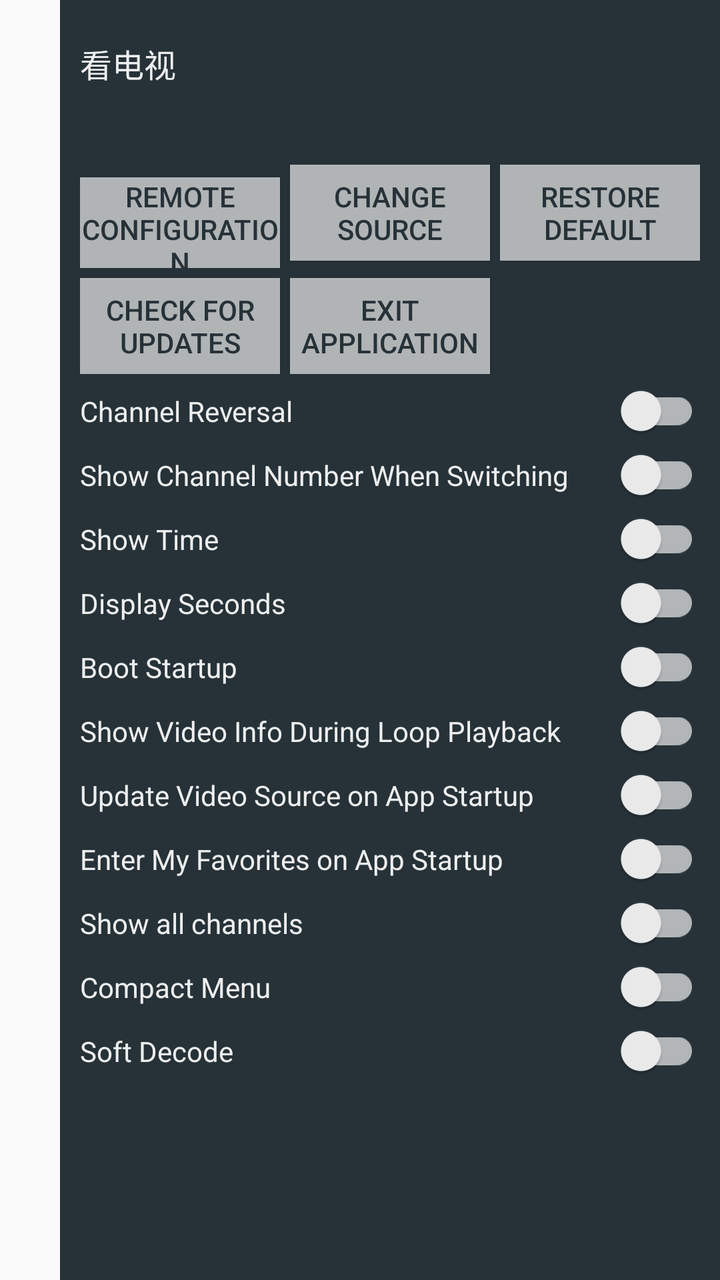
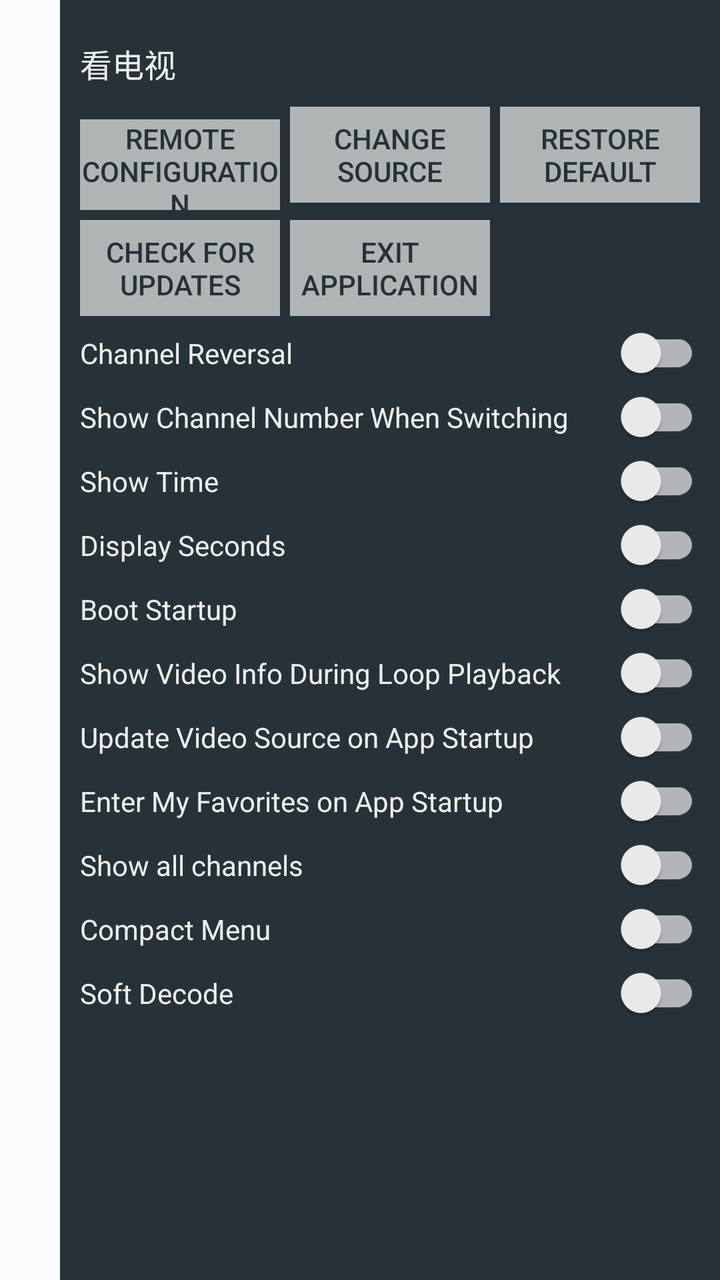

An Android layout rendered at two revisions. The XML below is the earlier revision; the diff shows what the commit changed to produce the second picture.
<!-- AndroidManifest.xml: application theme Theme.MyTV0 -->
<!-- res/layout/setting.xml -->
<?xml version="1.0" encoding="utf-8"?>
<LinearLayout xmlns:android="http://schemas.android.com/apk/res/android"
    xmlns:app="http://schemas.android.com/apk/res-auto"
    android:id="@+id/setting"
    android:layout_width="match_parent"
    android:layout_height="match_parent"
    android:clickable="true"
    android:focusable="false"
    android:gravity="end"
    >
    <ScrollView
        android:id="@+id/container"
        android:layout_width="wrap_content"
        android:layout_height="match_parent"
        android:fillViewport="true"
        >
    <LinearLayout
        android:id="@+id/content"
        android:layout_width="330dp"
        android:layout_height="wrap_content"
        android:orientation="vertical"
        android:paddingTop="20dp"
        android:paddingLeft="10dp"
        android:paddingRight="10dp"
        android:background="@color/blur"
        >
        <LinearLayout
            android:layout_width="match_parent"
            android:layout_height="wrap_content"
            android:orientation="horizontal"
            >
            <androidx.appcompat.widget.AppCompatTextView
                android:id="@+id/name"
                android:layout_width="wrap_content"
                android:layout_height="wrap_content"
                android:textColor="@color/title_blur"
                android:text="@string/app_name"
                android:textSize="16sp"
                android:layout_gravity="bottom" />
            <androidx.appcompat.widget.AppCompatTextView
                android:id="@+id/version_name"
                android:layout_width="wrap_content"
                android:layout_height="wrap_content"
                android:textColor="@color/description_blur"
                android:text=""
                android:textSize="14sp"
                android:layout_gravity="bottom"
                android:layout_marginStart="8dp" />
        </LinearLayout>

        <androidx.appcompat.widget.AppCompatTextView
            android:id="@+id/version"
            android:layout_width="wrap_content"
            android:layout_height="wrap_content"
            android:layout_marginTop="10dp"
            android:layout_marginBottom="10dp"
            android:textColor="@color/title_blur"
            android:text=""
            android:textSize="14sp"
            />

        <LinearLayout
            android:layout_width="match_parent"
            android:layout_height="wrap_content"
            android:orientation="horizontal"
            >
            <androidx.appcompat.widget.AppCompatButton
                android:id="@+id/remote_settings"
                android:layout_width="100dp"
                android:layout_height="wrap_content"
                android:background="@color/description_blur"
                android:textColor="@color/blur"
                android:layout_marginEnd="5dp"
                android:textSize="14sp"
                android:text="@string/server" />
            <androidx.appcompat.widget.AppCompatButton
                android:id="@+id/confirm_config"
                android:layout_width="100dp"
                android:layout_height="wrap_content"
                android:background="@color/description_blur"
                android:textColor="@color/blur"
                android:layout_marginEnd="5dp"
                android:textSize="14sp"
                android:text="@string/channels" />
            <androidx.appcompat.widget.AppCompatButton
                android:id="@+id/clear"
                android:layout_width="100dp"
                android:layout_height="wrap_content"
                android:background="@color/description_blur"
                android:textColor="@color/blur"
                android:layout_marginEnd="5dp"
                android:text="@string/clear"
                android:textSize="14sp"
                />
        </LinearLayout>

        <LinearLayout
            android:layout_width="match_parent"
            android:layout_height="wrap_content"
            android:layout_marginTop="5dp"
            android:orientation="horizontal"
            >
            <androidx.appcompat.widget.AppCompatButton
                android:id="@+id/check_version"
                android:layout_width="100dp"
                android:layout_height="wrap_content"
                android:background="@color/description_blur"
                android:textColor="@color/blur"
                android:layout_marginEnd="5dp"
                android:textSize="14sp"
                android:text="@string/check_version"
                />
            <androidx.appcompat.widget.AppCompatButton
                android:id="@+id/exit"
                android:layout_width="100dp"
                android:layout_height="wrap_content"
                android:background="@color/description_blur"
                android:textColor="@color/blur"
                android:layout_marginEnd="5dp"
                android:text="@string/exit"
                android:textSize="14sp"
                />
        </LinearLayout>

        <androidx.appcompat.widget.SwitchCompat
            android:id="@+id/switch_channel_reversal"
            android:text="@string/title_channel_reversal"
            android:textColor="@color/title_blur"
            android:textSize="14sp"
            android:layout_marginTop="5dp"
            android:layout_width="match_parent"
            android:layout_height="wrap_content"
            app:thumbTint="@color/switch_thumb_color"
            app:trackTint="@color/switch_track_color"
            />
        <androidx.appcompat.widget.SwitchCompat
            android:id="@+id/switch_channel_num"
            android:text="@string/title_channel_num"
            android:textColor="@color/title_blur"
            android:textSize="14sp"
            android:layout_marginTop="5dp"
            android:layout_width="match_parent"
            android:layout_height="wrap_content"
            app:thumbTint="@color/switch_thumb_color"
            app:trackTint="@color/switch_track_color"
            />
        <androidx.appcompat.widget.SwitchCompat
            android:id="@+id/switch_time"
            android:text="@string/title_time"
            android:textColor="@color/title_blur"
            android:textSize="14sp"
            android:layout_marginTop="5dp"
            android:layout_width="match_parent"
            android:layout_height="wrap_content"
            app:thumbTint="@color/switch_thumb_color"
            app:trackTint="@color/switch_track_color"
            />
        <androidx.appcompat.widget.SwitchCompat
            android:id="@+id/switch_display_seconds"
            android:text="@string/display_seconds"
            android:textColor="@color/title_blur"
            android:textSize="14sp"
            android:layout_marginTop="5dp"
            android:layout_width="match_parent"
            android:layout_height="wrap_content"
            app:thumbTint="@color/switch_thumb_color"
            app:trackTint="@color/switch_track_color"
            />
        <androidx.appcompat.widget.SwitchCompat
            android:id="@+id/switch_boot_startup"
            android:text="@string/title_boot_startup"
            android:textColor="@color/title_blur"
            android:layout_marginTop="5dp"
            android:textSize="14sp"
            android:layout_width="match_parent"
            android:layout_height="wrap_content"
            app:thumbTint="@color/switch_thumb_color"
            app:trackTint="@color/switch_track_color"
            />
        <androidx.appcompat.widget.SwitchCompat
            android:id="@+id/switch_repeat_info"
            android:text="@string/title_repeat_info"
            android:textColor="@color/title_blur"
            android:textSize="14sp"
            android:layout_marginTop="5dp"
            android:layout_width="match_parent"
            android:layout_height="wrap_content"
            app:thumbTint="@color/switch_thumb_color"
            app:trackTint="@color/switch_track_color"
            />
        <androidx.appcompat.widget.SwitchCompat
            android:id="@+id/switch_config_auto_load"
            android:text="@string/title_config_auto_load"
            android:textColor="@color/title_blur"
            android:textSize="14sp"
            android:layout_marginTop="5dp"
            android:layout_width="match_parent"
            android:layout_height="wrap_content"
            app:thumbTint="@color/switch_thumb_color"
            app:trackTint="@color/switch_track_color"
            />
        <androidx.appcompat.widget.SwitchCompat
            android:id="@+id/switch_default_like"
            android:text="@string/title_default_like"
            android:textColor="@color/title_blur"
            android:textSize="14sp"
            android:layout_marginTop="5dp"
            android:layout_width="match_parent"
            android:layout_height="wrap_content"
            app:thumbTint="@color/switch_thumb_color"
            app:trackTint="@color/switch_track_color"
            />
        <androidx.appcompat.widget.SwitchCompat
            android:id="@+id/switch_show_all_channels"
            android:text="@string/show_all_channels"
            android:textColor="@color/title_blur"
            android:textSize="14sp"
            android:layout_marginTop="5dp"
            android:layout_width="match_parent"
            android:layout_height="wrap_content"
            app:thumbTint="@color/switch_thumb_color"
            app:trackTint="@color/switch_track_color"
            />
        <androidx.appcompat.widget.SwitchCompat
            android:id="@+id/switch_compact_menu"
            android:text="@string/compact_menu"
            android:textColor="@color/title_blur"
            android:textSize="14sp"
            android:layout_marginTop="5dp"
            android:layout_width="match_parent"
            android:layout_height="wrap_content"
            app:thumbTint="@color/switch_thumb_color"
            app:trackTint="@color/switch_track_color"
            />
        <androidx.appcompat.widget.SwitchCompat
            android:id="@+id/switch_soft_decode"
            android:text="@string/soft_decode"
            android:textColor="@color/title_blur"
            android:textSize="14sp"
            android:layout_marginTop="5dp"
            android:layout_width="match_parent"
            android:layout_height="wrap_content"
            app:thumbTint="@color/switch_thumb_color"
            app:trackTint="@color/switch_track_color"
            />
    </LinearLayout>
    </ScrollView>
</LinearLayout>
<!-- resources referenced by this layout -->
<resources>
  <color name="blur">#FF263238</color>
  <color name="description_blur">#B3EEEEEE</color>
  <color name="title_blur">#FFEEEEEE</color>
  <string name="app_name">看电视</string>
  <string name="channels">Change Source</string>
  <string name="check_version">Check for Updates</string>
  <string name="clear">Restore Default</string>
  <string name="compact_menu">Compact Menu</string>
  <string name="display_seconds">Display Seconds</string>
  <string name="exit">Exit Application</string>
  <string name="server">Remote Configuration</string>
  <string name="show_all_channels">Show all channels</string>
  <string name="soft_decode">Soft Decode</string>
  <string name="title_boot_startup">Boot Startup</string>
  <string name="title_channel_num">Show Channel Number When Switching</string>
  <string name="title_channel_reversal">Channel Reversal</string>
  <string name="title_config_auto_load">Update Video Source on App Startup</string>
  <string name="title_default_like">Enter My Favorites on App Startup</string>
  <string name="title_repeat_info">Show Video Info During Loop Playback</string>
  <string name="title_time">Show Time</string>
  <style name="Theme.MyTV0" parent="@style/Theme.AppCompat.DayNight">
          <item name="windowNoTitle">true</item>
          <item name="android:windowDisablePreview">true</item>
      </style>
</resources>

<!-- the commit's change to res/layout/setting.xml (unified diff, before → after) -->
@@ -27,6 +27,7 @@
         <LinearLayout
             android:layout_width="match_parent"
             android:layout_height="wrap_content"
+            android:layout_marginBottom="10dp"
             android:orientation="horizontal"
             >
             <androidx.appcompat.widget.AppCompatTextView
@@ -48,17 +49,6 @@
                 android:layout_marginStart="8dp" />
         </LinearLayout>
 
-        <androidx.appcompat.widget.AppCompatTextView
-            android:id="@+id/version"
-            android:layout_width="wrap_content"
-            android:layout_height="wrap_content"
-            android:layout_marginTop="10dp"
-            android:layout_marginBottom="10dp"
-            android:textColor="@color/title_blur"
-            android:text=""
-            android:textSize="14sp"
-            />
-
         <LinearLayout
             android:layout_width="match_parent"
             android:layout_height="wrap_content"
